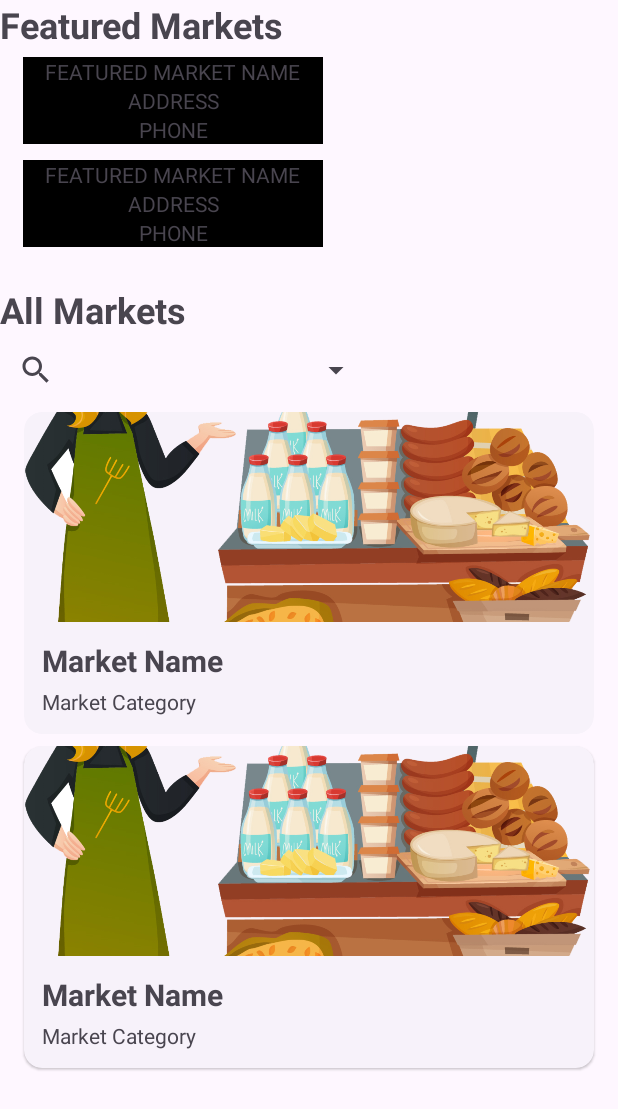
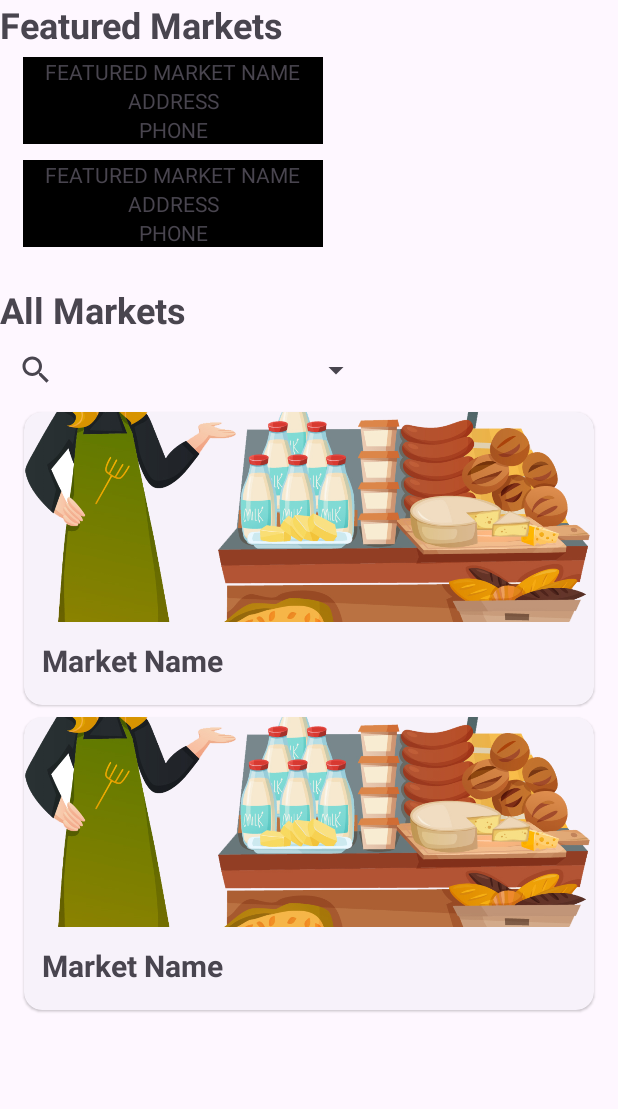
Before and after one commit to CodePath-AND102-Group-12/FindingFresh, an Android app: the layout fragment_market_listing.xml on its own in the app's theme, with its tools: preview values and no code run, on a phone screen of 412 x 824 dp. Shown: the top 1109 px of the screen. Run offline under Robolectric (Android 15) with nearby library versions, the phone set to English and light mode, and no system bars.

Commit message:
Switched to StaggeredGridLayoutManager to account for variable market name lengths, removed category

```diff
--- a/app/src/main/java/com/cpg12/findingfresh/adapters/MarketListingAdapter.kt
+++ b/app/src/main/java/com/cpg12/findingfresh/adapters/MarketListingAdapter.kt
@@ -38,11 +38,9 @@ class MarketListingAdapter(private var marketList: ArrayList<Markets>,
 
     inner class ViewHolder(itemView: View) : RecyclerView.ViewHolder(itemView), View.OnClickListener {
         var marketName: TextView
-        var marketCategory: TextView
         var marketImage: ImageView
         init {
             marketName = itemView.findViewById(R.id.marketName)
-            marketCategory = itemView.findViewById(R.id.marketCategory)
             marketImage = itemView.findViewById(R.id.marketImage)
             itemView.setOnClickListener(this)
         }
--- a/app/src/main/java/com/cpg12/findingfresh/fragments/MarketListingFragment.kt
+++ b/app/src/main/java/com/cpg12/findingfresh/fragments/MarketListingFragment.kt
@@ -19,6 +19,7 @@ import androidx.lifecycle.lifecycleScope
 import androidx.recyclerview.widget.GridLayoutManager
 import androidx.recyclerview.widget.LinearLayoutManager
 import androidx.recyclerview.widget.RecyclerView
+import androidx.recyclerview.widget.StaggeredGridLayoutManager
 import com.cpg12.findingfresh.FreshViewModel
 import com.cpg12.findingfresh.R
 import com.cpg12.findingfresh.adapters.FeaturedMarketListingAdapter
@@ -70,7 +71,7 @@ class MarketListingFragment : Fragment(), MarketListingAdapter.ClickListener {
                 requireContext(),
                 this
             )
-            val allMarketListLayoutManager = GridLayoutManager(context, 2)
+            val allMarketListLayoutManager = StaggeredGridLayoutManager(2, LinearLayoutManager.VERTICAL)
             val allMarketListRecyclerView = view.findViewById<RecyclerView>(R.id.allMarketsRecyclerView)
             allMarketListRecyclerView.adapter = allMarketListingAdapter
             allMarketListRecyclerView.layoutManager = allMarketListLayoutManager
--- a/app/src/main/res/layout/market_layout.xml
+++ b/app/src/main/res/layout/market_layout.xml
@@ -10,8 +10,6 @@
     android:layout_marginBottom="4dp"
     android:layout_marginLeft="16dp"
     android:layout_marginRight="16dp">
-
-    <!-- maybe market image could relate to category? -->
 
     <LinearLayout
         android:layout_width="match_parent"
@@ -40,12 +38,6 @@
                 android:layout_marginBottom="4dp"
                 android:textStyle="bold" />
 
-            <TextView
-                android:id="@+id/marketCategory"
-                android:layout_width="wrap_content"
-                android:layout_height="wrap_content"
-                android:text="Market Category" />
-
         </LinearLayout>
     </LinearLayout>
 
```
